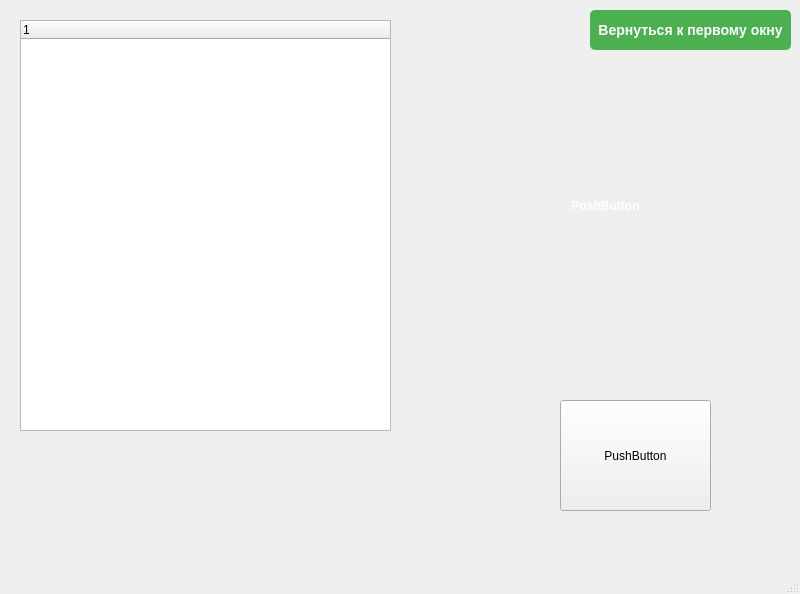
This is src/secondwindow.ui in RA6AMO/qt_mill as Qt 5 draws it before an edit. The edited form follows.
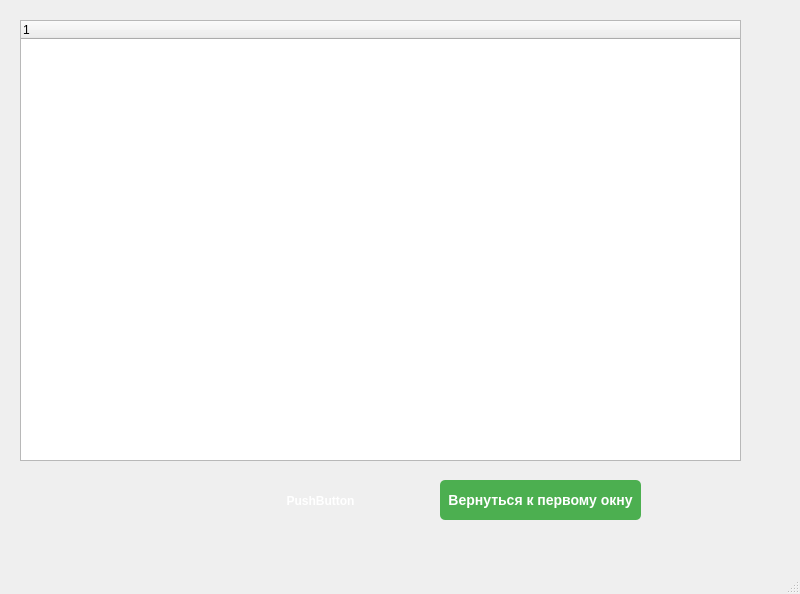
This is the edited form.

What changed in the file:
```diff
--- a/src/secondwindow.ui
+++ b/src/secondwindow.ui
@@ -17,8 +17,8 @@
    <widget class="QPushButton" name="backButton">
     <property name="geometry">
      <rect>
-      <x>590</x>
-      <y>10</y>
+      <x>440</x>
+      <y>480</y>
       <width>201</width>
       <height>40</height>
      </rect>
@@ -54,8 +54,8 @@
      <rect>
       <x>20</x>
       <y>20</y>
-      <width>371</width>
-      <height>411</height>
+      <width>721</width>
+      <height>441</height>
      </rect>
     </property>
     <column>
@@ -67,10 +67,10 @@
    <widget class="QPushButton" name="pushButton">
     <property name="geometry">
      <rect>
-      <x>530</x>
-      <y>140</y>
-      <width>151</width>
-      <height>131</height>
+      <x>240</x>
+      <y>480</y>
+      <width>161</width>
+      <height>41</height>
      </rect>
     </property>
     <property name="styleSheet">
@@ -119,19 +119,6 @@
      <string>PushButton</string>
     </property>
    </widget>
-   <widget class="QPushButton" name="bt_flex">
-    <property name="geometry">
-     <rect>
-      <x>560</x>
-      <y>400</y>
-      <width>151</width>
-      <height>111</height>
-     </rect>
-    </property>
-    <property name="text">
-     <string>PushButton</string>
-    </property>
-   </widget>
   </widget>
   <widget class="QMenuBar" name="menubar">
    <property name="geometry">
```
